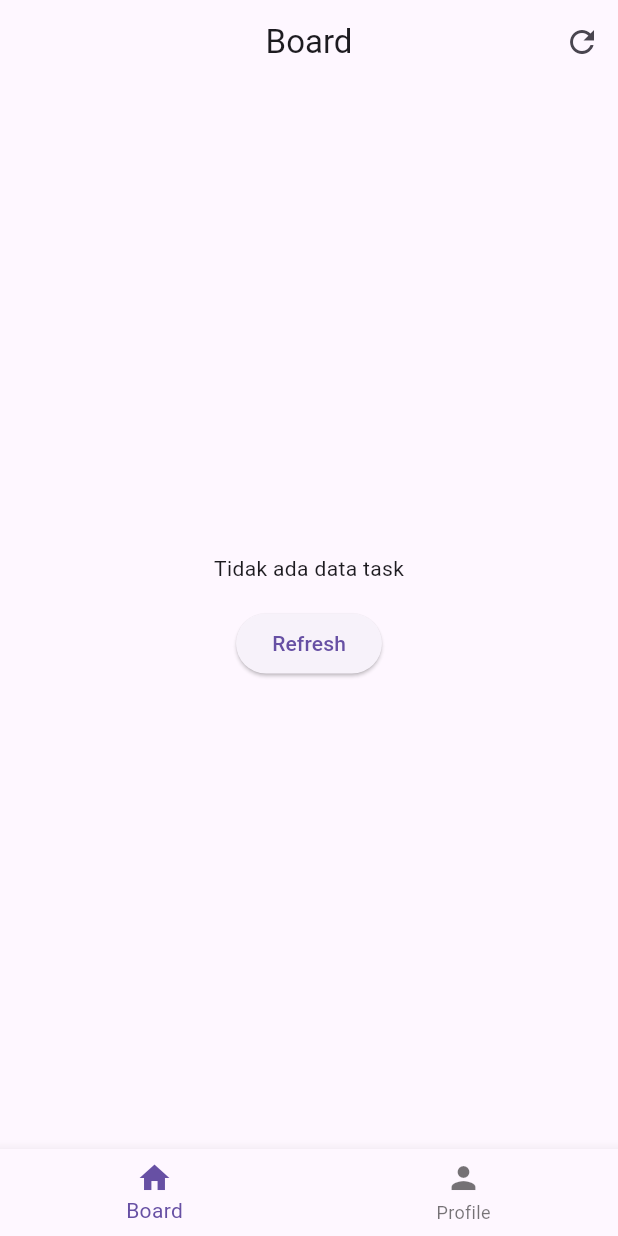
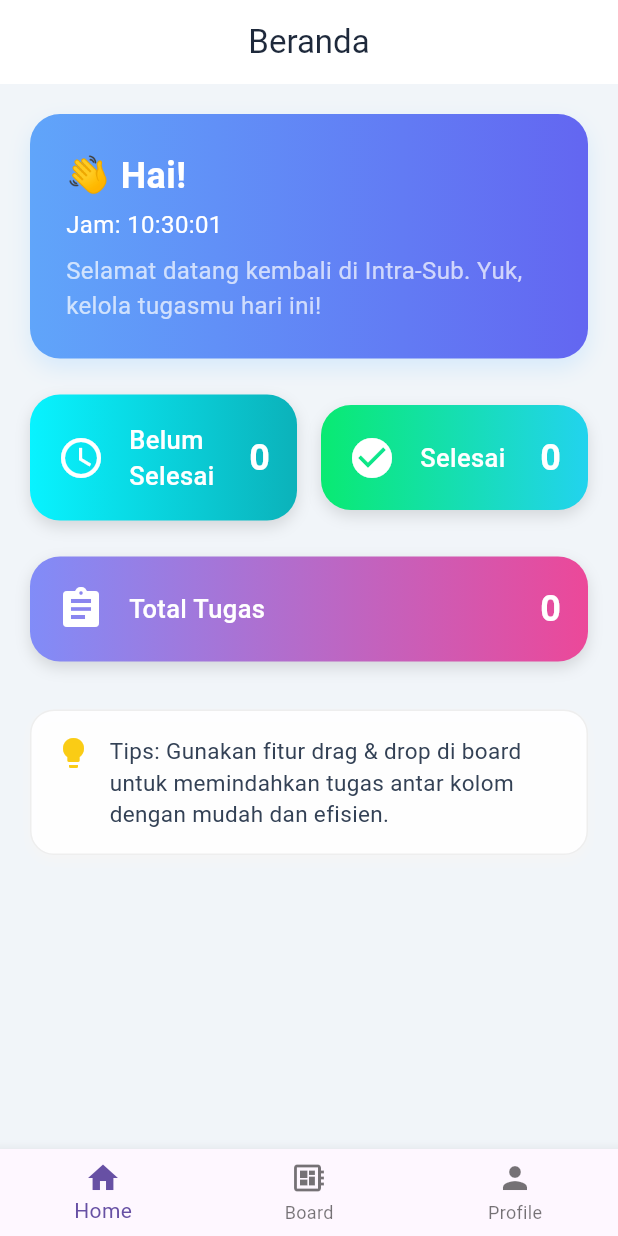
Before and after one commit to ikhsannn222/android-kanban, a Flutter app: the DashboardView screen opened by its route, on a phone screen of 412 x 824 dp. Run offline on Flutter 3.47's test engine with Material 3 defaults, Android fonts, the phone set to English and light mode, and no system bars; our stand-ins replace get, get_storage, google_fonts, hexcolor, lottie; accounts and stored records are empty; network calls fail.

Commit message:
ganti lottie, dan nambah beranda

```diff
--- a/lib/app/modules/dashboard/controllers/dashboard_controller.dart
+++ b/lib/app/modules/dashboard/controllers/dashboard_controller.dart
@@ -2,6 +2,7 @@ import 'package:flutter/widgets.dart';
 import 'package:get/get.dart';
 import 'package:get_storage/get_storage.dart';
 import 'package:p5_kanban/app/data/kanban_response.dart';
+import 'package:p5_kanban/app/modules/dashboard/views/beranda_1_view.dart';
 import 'package:p5_kanban/app/modules/dashboard/views/board_view.dart';
 import 'package:p5_kanban/app/modules/dashboard/views/profile_view.dart';
 import 'package:p5_kanban/app/utils/api.dart';
@@ -17,32 +18,26 @@ class DashboardController extends GetxController {
   }
 
   final List<Widget> pages = [
+    BerandaView(),
     BoardView(),
     ProfileView(),
   ];
 
   final _getConnect = GetConnect();
-//  final token = GetStorage().read('token');
+  final token = GetStorage().read('token');
 // print("📌 Token di DashboardController: $token");
-
 
   Future<KanbanResponse?> getTask() async {
     isLoading.value = true;
     try {
-    final token = GetStorage().read('token'); // 🔥 Ambil token paling baru
-
       if (token == null) {
         return Future.error("Token tidak ditemukan!");
       }
 
       final response = await _getConnect.get(
         BaseUrl.task,
-      headers: {
-        'Authorization': 'Bearer $token',
-      },
+        headers: {'Authorization': 'Bearer $token'},
       );
-
-    print("📦 Response body: ${response.body}");
 
       if (response.status.hasError) {
         return Future.error(response.statusText ?? "Error tidak diketahui");
@@ -62,8 +57,6 @@ class DashboardController extends GetxController {
     }
   }
 
-
-
   @override
   void onInit() {
     super.onInit();
--- /dev/null
+++ b/lib/app/modules/dashboard/views/beranda_1_view.dart
@@ -0,0 +1,220 @@
+import 'package:flutter/material.dart';
+import 'package:get/get.dart';
+import 'package:intl/intl.dart';
+import 'package:p5_kanban/app/modules/dashboard/controllers/dashboard_controller.dart';
+
+class BerandaView extends StatelessWidget {
+  const BerandaView({super.key});
+
+  String _getCurrentTime() {
+    return DateFormat('HH:mm:ss').format(DateTime.now());
+  }
+
+  @override
+  Widget build(BuildContext context) {
+    final controller = Get.find<DashboardController>();
+
+    return Scaffold(
+      backgroundColor: const Color(0xFFF1F5F9),
+      appBar: AppBar(
+        backgroundColor: Colors.white,
+        elevation: 0,
+        title: const Text(
+          'Beranda',
+          style: TextStyle(color: Color(0xFF1E293B)),
+        ),
+        centerTitle: true,
+        automaticallyImplyLeading: false,
+      ),
+      body: Obx(() {
+        final tasks = controller.kanbanResponse.value?.tasks ?? [];
+
+        final totalTugas = tasks.length;
+        final tugasSelesai = tasks.where((task) => task.statusId == 3).length;
+        final tugasBelumSelesai = totalTugas - tugasSelesai;
+
+        return SingleChildScrollView(
+          padding: const EdgeInsets.all(20),
+          child: Column(
+            crossAxisAlignment: CrossAxisAlignment.start,
+            children: [
+              _greetingCard(),
+              const SizedBox(height: 24),
+              Row(
+                children: [
+                  Expanded(
+                    child: _statCard(
+                      title: "Belum Selesai",
+                      value: "$tugasBelumSelesai",
+                      icon: Icons.schedule,
+                      gradient: const LinearGradient(
+                        colors: [
+                          Color.fromARGB(255, 8, 243, 255),
+                          Color.fromARGB(255, 11, 178, 186)
+                        ],
+                      ),
+                    ),
+                  ),
+                  const SizedBox(width: 16),
+                  Expanded(
+                    child: _statCard(
+                      title: "Selesai",
+                      value: "$tugasSelesai",
+                      icon: Icons.check_circle,
+                      gradient: const LinearGradient(
+                        colors: [Color.fromARGB(255, 9, 234, 114), Color(0xFF22D3EE)],
+                      ),
+                    ),
+                  ),
+                ],
+              ),
+              const SizedBox(height: 16),
+              _statCard(
+                title: "Total Tugas",
+                value: "$totalTugas",
+                icon: Icons.assignment,
+                gradient: const LinearGradient(
+                  colors: [Color(0xFF818CF8), Color(0xFFEC4899)],
+                ),
+                isFull: true,
+              ),
+              const SizedBox(height: 32),
+              _tipsCard(),
+            ],
+          ),
+        );
+      }),
+    );
+  }
+
+  Widget _greetingCard() {
+    return Container(
+      width: double.infinity,
+      padding: const EdgeInsets.all(24),
+      decoration: BoxDecoration(
+        gradient: const LinearGradient(
+          colors: [Color(0xFF60A5FA), Color(0xFF6366F1)],
+        ),
+        borderRadius: BorderRadius.circular(20),
+        boxShadow: [
+          BoxShadow(
+            color: Colors.blue.shade100.withOpacity(0.5),
+            blurRadius: 12,
+            offset: const Offset(0, 6),
+          )
+        ],
+      ),
+      child: Column(
+        crossAxisAlignment: CrossAxisAlignment.start,
+        children: [
+          const Text(
+            "👋 Hai!",
+            style: TextStyle(
+              color: Colors.white,
+              fontSize: 24,
+              fontWeight: FontWeight.w600,
+            ),
+          ),
+          const SizedBox(height: 4),
+          StreamBuilder(
+            stream: Stream.periodic(const Duration(seconds: 1)),
+            builder: (context, snapshot) {
+              final time = DateFormat('HH:mm:ss').format(DateTime.now());
+              return Text(
+                "Jam: $time",
+                style: const TextStyle(
+                  color: Colors.white,
+                  fontSize: 16,
+                ),
+              );
+            },
+          ),
+          const SizedBox(height: 8),
+          const Text(
+            "Selamat datang kembali di Intra-Sub. Yuk, kelola tugasmu hari ini!",
+            style: TextStyle(color: Colors.white70, fontSize: 16),
+          ),
+        ],
+      ),
+    );
+  }
+
+  Widget _statCard({
+    required String title,
+    required String value,
+    required IconData icon,
+    required Gradient gradient,
+    bool isFull = false,
+  }) {
+    return Container(
+      margin: isFull ? EdgeInsets.zero : const EdgeInsets.only(bottom: 8),
+      padding: const EdgeInsets.all(18),
+      decoration: BoxDecoration(
+        gradient: gradient,
+        borderRadius: BorderRadius.circular(20),
+        boxShadow: [
+          BoxShadow(
+            color: Colors.black12,
+            blurRadius: 8,
+            offset: const Offset(0, 4),
+          ),
+        ],
+      ),
+      child: Row(
+        children: [
+          Icon(icon, size: 32, color: Colors.white),
+          const SizedBox(width: 16),
+          Expanded(
+            child: Text(
+              title,
+              style: const TextStyle(
+                color: Colors.white,
+                fontSize: 17,
+                fontWeight: FontWeight.w500,
+              ),
+            ),
+          ),
+          Text(
+            value,
+            style: const TextStyle(
+              color: Colors.white,
+              fontSize: 24,
+              fontWeight: FontWeight.bold,
+            ),
+          )
+        ],
+      ),
+    );
+  }
+
+  Widget _tipsCard() {
+    return Container(
+      padding: const EdgeInsets.all(16),
+      decoration: BoxDecoration(
+        color: Colors.white.withOpacity(0.95),
+        borderRadius: BorderRadius.circular(16),
+        border: Border.all(color: Colors.grey.shade200),
+        boxShadow: [
+          BoxShadow(
+            color: Colors.grey.shade100,
+            blurRadius: 6,
+            offset: const Offset(0, 4),
+          )
+        ],
+      ),
+      child: Row(
+        crossAxisAlignment: CrossAxisAlignment.start,
+        children: const [
+          Icon(Icons.lightbulb, color: Color(0xFFFACC15)),
+          SizedBox(width: 12),
+          Expanded(
+            child: Text(
+              "Tips: Gunakan fitur drag & drop di board untuk memindahkan tugas antar kolom dengan mudah dan efisien.",
+              style: TextStyle(fontSize: 15, color: Color(0xFF334155)),
+            ),
+          ),
+        ],
+      ),
+    );
+  }
+}
--- a/lib/app/modules/dashboard/views/board_view.dart
+++ b/lib/app/modules/dashboard/views/board_view.dart
@@ -27,14 +27,16 @@ class BoardView extends GetView<DashboardController> {
         child: Obx(() {
           if (controller.isLoading.value) {
             return Center(
-              child: Lottie.network(
-                'https://gist.githubusercontent.com/olipiskandar/4f08ac098c81c32ebc02c55f5b11127b/raw/6e21dc500323da795e8b61b5558748b5c7885157/loading.json',
-                repeat: true,
-                width: MediaQuery.of(context).size.width / 1,
-              ),
-            );
-          }
-
+              child: SizedBox(
+              width: 200,
+              height: 200,
+              child: Lottie.asset(
+              'assets/lottie/board-2.json',
+              fit: BoxFit.contain,
+            ),
+          ),
+        );
+      }
           final tasks = controller.kanbanResponse.value?.tasks;
 
           if (tasks == null || tasks.isEmpty) {
--- a/lib/app/modules/dashboard/views/dashboard_view.dart
+++ b/lib/app/modules/dashboard/views/dashboard_view.dart
@@ -32,6 +32,10 @@ class DashboardView extends GetView<DashboardController> {
           items: const [
             BottomNavigationBarItem(
               icon: Icon(Icons.home),
+              label: 'Home',
+            ),
+            BottomNavigationBarItem(
+              icon: Icon(Icons.developer_board),
               label: 'Board',
             ),
             BottomNavigationBarItem(
--- a/lib/app/modules/home/views/home_view.dart
+++ b/lib/app/modules/home/views/home_view.dart
@@ -20,8 +20,8 @@ class HomeView extends GetView<HomeController> {
           crossAxisAlignment: CrossAxisAlignment.center,
           children: [
             SizedBox(
-              width: 400,
-              height: 400,
+              width: 350,
+              height: 350,
               child: Lottie.asset(
                 'assets/lottie/loading.json',
                 fit: BoxFit.contain,
--- a/pubspec.yaml
+++ b/pubspec.yaml
@@ -41,6 +41,7 @@ dependencies:
   hexcolor: ^3.0.1
   lottie: ^3.1.3
   zoom_tap_animation: ^1.1.0
+  intl: ^0.20.2
 
 dev_dependencies:
   flutter_test:
```
Also changed, not shown: assets/lottie/board-2.json (added, +1 -0 lines), assets/lottie/profile.json (added, +1 -0 lines), lib/app/modules/dashboard/views/profile_view.dart (+80 -15 lines), pubspec.lock. Lines whose indentation alone changed are shown as unchanged.
